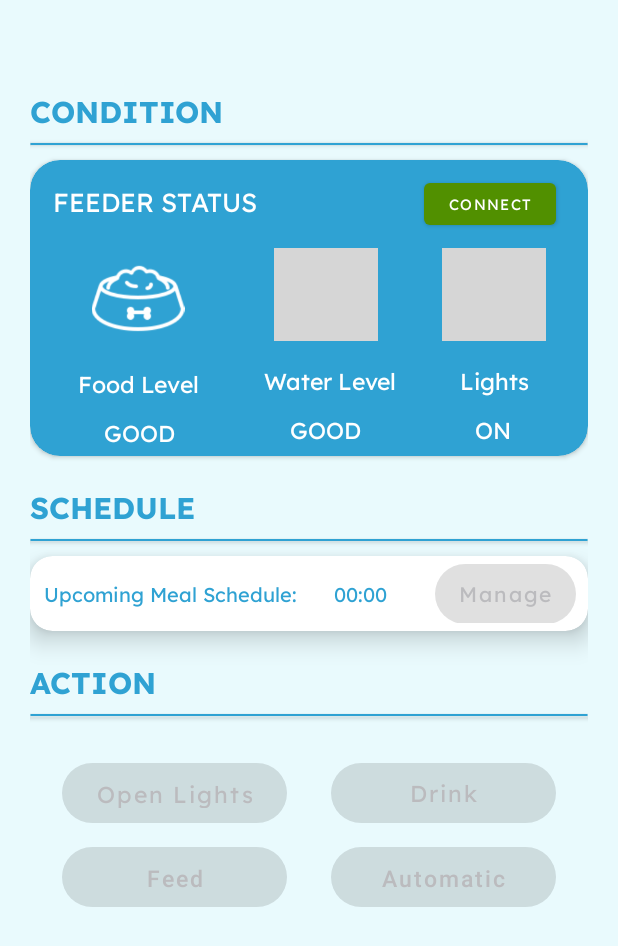
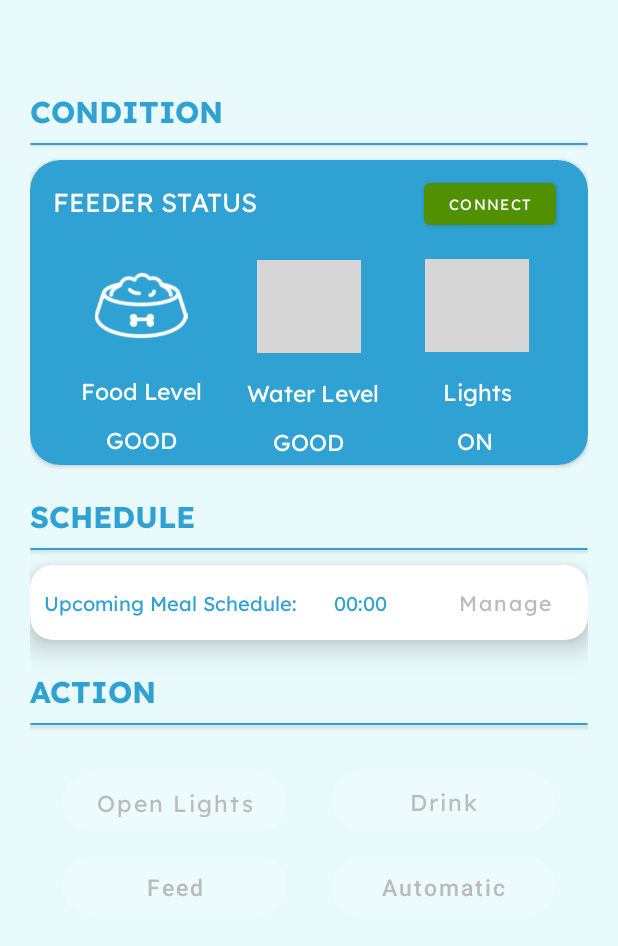
Before and after one commit to NardHodo/PetFeeder-Main, an Android app: the screen it shows after launch (MainActivity), on a phone screen of 412 x 824 dp. Shown: the top 946 px of the screen. Run offline under Robolectric (Android 15) with nearby library versions, the phone set to English and light mode, and no system bars; grey boxes are pictures that could not be loaded.

Commit message:
-Centered main icons in main activity - Add Alarm button was moved to the top right screen - Removed action bar colors(action bars have now a default color, black)

```diff
--- a/app/src/main/java/com/example/iotcontroller/Schedule_View.java
+++ b/app/src/main/java/com/example/iotcontroller/Schedule_View.java
@@ -31,7 +31,7 @@
 
         //Button Function Declaration
         btnBack = findViewById(R.id.btnBackButton);
-        addSchedule = findViewById(R.id.btnAddSchedule);
+        addSchedule = findViewById(R.id.btnAddAlarm);
         //Back Button Function
         btnBack.setOnClickListener(new View.OnClickListener() {
             @Override
@@ -43,12 +43,15 @@
         });
 
         //Redirect to Add Schedule Activity
+
         addSchedule.setOnClickListener(new View.OnClickListener() {
             @Override
             public void onClick(View v) {
                 showAlarmEditor();
             }
         });
+
+
 
 
 
--- a/app/src/main/res/layout/activity_main.xml
+++ b/app/src/main/res/layout/activity_main.xml
@@ -71,47 +71,32 @@
                 app:layout_constraintTop_toTopOf="parent"
                 app:layout_constraintVertical_bias="0.0" />
         </androidx.constraintlayout.widget.ConstraintLayout>
-       <RelativeLayout
+
+
+        <LinearLayout
             android:layout_width="match_parent"
             android:layout_height="wrap_content"
-           android:layout_marginTop="15dp">
+            android:orientation="horizontal"
+            android:layout_marginTop="20dp"
+            android:gravity="center"
+            android:padding="5dp">
 
             <androidx.constraintlayout.widget.ConstraintLayout
-               android:layout_width="match_parent"
+                android:layout_width="wrap_content"
                 android:layout_height="wrap_content"
-               android:layout_centerInParent="true"
-               android:padding="5dp">
+                android:layout_gravity="center_horizontal">
 
                 <ImageView
                     android:id="@+id/imageView"
                     android:layout_width="69dp"
                     android:layout_height="62dp"
-                   android:layout_marginStart="32dp"
+                    android:layout_marginStart="10dp"
+                    android:layout_marginEnd="10dp"
                     android:layout_marginTop="40dp"
                     android:src="@drawable/final_food_icon"
+                    app:layout_constraintEnd_toEndOf="parent"
+                    app:layout_constraintHorizontal_bias="0.0"
                     app:layout_constraintStart_toStartOf="parent"
-                   app:layout_constraintTop_toTopOf="parent" />
-
-               <ImageView
-                   android:id="@+id/imageView2"
-                   android:layout_width="69dp"
-                   android:layout_height="62dp"
-                   android:layout_marginStart="56dp"
-                   android:layout_marginTop="38dp"
-                   android:src="@drawable/water"
-                   app:layout_constraintStart_toEndOf="@+id/imageView"
-                   app:layout_constraintTop_toTopOf="parent" />
-
-               <ImageView
-                   android:id="@+id/imageView3"
-                   android:layout_width="69dp"
-                   android:layout_height="62dp"
-                   android:layout_marginStart="52dp"
-                   android:layout_marginTop="38dp"
-                   android:layout_marginEnd="32dp"
-                   android:src="@drawable/bulb"
-                   app:layout_constraintEnd_toEndOf="parent"
-                   app:layout_constraintStart_toEndOf="@+id/imageView2"
                     app:layout_constraintTop_toTopOf="parent" />
 
                 <TextView
@@ -128,6 +113,40 @@
                     app:layout_constraintTop_toBottomOf="@+id/imageView" />
 
                 <TextView
+                    android:id="@+id/tvFoodPercentage"
+                    android:layout_width="wrap_content"
+                    android:layout_height="wrap_content"
+                    android:layout_marginTop="12dp"
+                    android:fontFamily="@font/lexend"
+                    android:text="GOOD"
+                    android:textAlignment="center"
+                    android:textColor="@color/white"
+                    android:textSize="15sp"
+                    app:layout_constraintEnd_toEndOf="@+id/textView2"
+                    app:layout_constraintHorizontal_bias="0.517"
+                    app:layout_constraintStart_toStartOf="@+id/textView2"
+                    app:layout_constraintTop_toBottomOf="@+id/textView2" />
+            </androidx.constraintlayout.widget.ConstraintLayout>
+
+            <androidx.constraintlayout.widget.ConstraintLayout
+                android:layout_width="wrap_content"
+                android:layout_height="wrap_content"
+                android:layout_marginHorizontal="20dp">
+
+
+                <ImageView
+                    android:id="@+id/imageView2"
+                    android:layout_width="69dp"
+                    android:layout_height="62dp"
+                    android:layout_marginStart="10dp"
+                    android:layout_marginTop="41dp"
+                    android:layout_marginEnd="10dp"
+                    android:src="@drawable/water"
+                    app:layout_constraintEnd_toEndOf="parent"
+                    app:layout_constraintStart_toStartOf="parent"
+                    app:layout_constraintTop_toTopOf="parent" />
+
+                <TextView
                     android:id="@+id/textView3"
                     android:layout_width="wrap_content"
                     android:layout_height="wrap_content"
@@ -141,6 +160,39 @@
                     app:layout_constraintStart_toStartOf="@+id/imageView2"
                     app:layout_constraintTop_toBottomOf="@+id/imageView2" />
 
+                <TextView
+                    android:id="@+id/tvWaterPercentage"
+                    android:layout_width="wrap_content"
+                    android:layout_height="wrap_content"
+                    android:layout_marginTop="12dp"
+                    android:layout_marginBottom="10dp"
+                    android:fontFamily="@font/lexend"
+                    android:text="GOOD"
+                    android:textColor="@color/white"
+                    android:textSize="15sp"
+                    app:layout_constraintEnd_toEndOf="@+id/textView3"
+                    app:layout_constraintHorizontal_bias="0.415"
+                    app:layout_constraintStart_toStartOf="@+id/textView3"
+                    app:layout_constraintTop_toBottomOf="@+id/textView3" />
+
+            </androidx.constraintlayout.widget.ConstraintLayout>
+
+            <androidx.constraintlayout.widget.ConstraintLayout
+                android:layout_width="wrap_content"
+                android:layout_height="wrap_content">
+
+                <ImageView
+                    android:id="@+id/imageView3"
+                    android:layout_width="69dp"
+                    android:layout_height="62dp"
+                    android:layout_marginStart="10dp"
+                    android:layout_marginTop="40dp"
+                    android:layout_marginEnd="10dp"
+                    android:src="@drawable/bulb"
+                    app:layout_constraintEnd_toEndOf="parent"
+                    app:layout_constraintHorizontal_bias="0.0"
+                    app:layout_constraintStart_toStartOf="parent"
+                    app:layout_constraintTop_toTopOf="parent" />
 
                 <TextView
                     android:id="@+id/textView4"
@@ -157,36 +209,6 @@
                     app:layout_constraintTop_toBottomOf="@+id/imageView3" />
 
                 <TextView
-                   android:id="@+id/tvFoodPercentage"
-                   android:layout_width="wrap_content"
-                   android:layout_height="wrap_content"
-                   android:layout_marginTop="12dp"
-                   android:fontFamily="@font/lexend"
-                   android:text="GOOD"
-                   android:textAlignment="center"
-                   android:textColor="@color/white"
-                   android:textSize="15sp"
-                   app:layout_constraintEnd_toEndOf="@+id/textView2"
-                   app:layout_constraintHorizontal_bias="0.517"
-                   app:layout_constraintStart_toStartOf="@+id/textView2"
-                   app:layout_constraintTop_toBottomOf="@+id/textView2" />
-
-               <TextView
-                   android:id="@+id/tvWaterPercentage"
-                   android:layout_width="wrap_content"
-                   android:layout_height="wrap_content"
-                   android:layout_marginTop="12dp"
-                   android:layout_marginBottom="10dp"
-                   android:fontFamily="@font/lexend"
-                   android:text="GOOD"
-                   android:textColor="@color/white"
-                   android:textSize="15sp"
-                   app:layout_constraintEnd_toEndOf="@+id/textView3"
-                   app:layout_constraintHorizontal_bias="0.415"
-                   app:layout_constraintStart_toStartOf="@+id/textView3"
-                   app:layout_constraintTop_toBottomOf="@+id/textView3" />
-
-               <TextView
                     android:id="@+id/tvLightStatus"
                     android:layout_width="wrap_content"
                     android:layout_height="wrap_content"
@@ -200,7 +222,8 @@
                     app:layout_constraintStart_toStartOf="@+id/textView4"
                     app:layout_constraintTop_toBottomOf="@+id/textView4" />
             </androidx.constraintlayout.widget.ConstraintLayout>
-       </RelativeLayout>
+
+        </LinearLayout>
     </androidx.cardview.widget.CardView>
 
     <TextView
--- a/app/src/main/res/layout/activity_schedule_view.xml
+++ b/app/src/main/res/layout/activity_schedule_view.xml
@@ -33,13 +33,17 @@
             android:fontFamily="@font/lexend_bold"
             android:textColor="@color/card_view_color"
             android:textSize="20sp"/>
+
         <ImageButton
-            android:contentDescription="Add a Alarm Schedule"
-            android:src="@drawable/add_schedule"
             android:id="@+id/btnAddAlarm"
             android:layout_width="50dp"
             android:layout_height="50dp"
-            android:layout_gravity=""/>
+            android:layout_gravity="center_vertical"
+            android:layout_weight="1"
+            android:layout_marginEnd="1dp"
+            android:background="@android:color/transparent"
+            android:contentDescription="Add a Alarm Schedule"
+            android:src="@drawable/plus" />
     </LinearLayout>
    <LinearLayout
        android:layout_width="match_parent"
--- a/app/src/main/res/values-night/themes.xml
+++ b/app/src/main/res/values-night/themes.xml
@@ -1,6 +1,6 @@
 <resources xmlns:tools="http://schemas.android.com/tools">
     <!-- Base application theme. -->
-    <style name="Theme.PetFeederApp" parent="Theme.MaterialComponents.DayNight.NoActionBar">
+    <style name="Theme.PetFeederApp" parent="Theme.MaterialComponents.NoActionBar">
         <!-- Primary brand color. -->
         <item name="colorPrimary">@color/main_button_color</item>
         <item name="colorOnPrimary">@color/white</item>
--- a/app/src/main/res/values/themes.xml
+++ b/app/src/main/res/values/themes.xml
@@ -1,6 +1,6 @@
 <resources xmlns:tools="http://schemas.android.com/tools">
     <!-- Base application theme. -->
-    <style name="Theme.PetFeederApp" parent="Theme.MaterialComponents.DayNight.NoActionBar">
+    <style name="Theme.PetFeederApp" parent="Theme.MaterialComponents.NoActionBar">
         <!-- Primary brand color. -->
         <item name="colorPrimary">@color/main_button_color</item>
         <item name="colorOnPrimary">@color/white</item>
```
Also changed, not shown: app/src/main/res/drawable/plus.png (added). Lines whose indentation alone changed are shown as unchanged.
